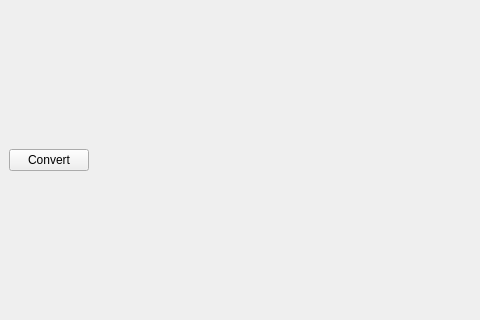
This is src/ui/main_dialog.ui in leomolokov/primiview as Qt 5 draws it before an edit; both pictures show x 0 to 480 and y 106 to 426 of the 679 by 535 pixel window. The edited form follows.
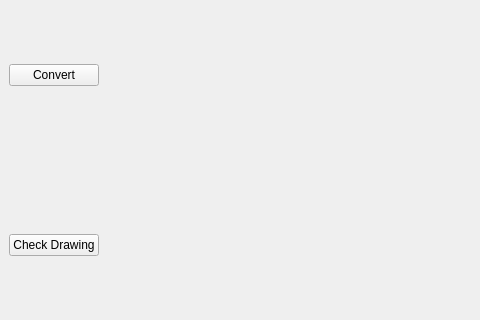
This is the edited form.

```diff
--- a/src/ui/main_dialog.ui
+++ b/src/ui/main_dialog.ui
@@ -32,6 +32,13 @@
           </property>
          </widget>
         </item>
+        <item>
+         <widget class="QPushButton" name="checkdrawingButton">
+          <property name="text">
+           <string>Check Drawing</string>
+          </property>
+         </widget>
+        </item>
        </layout>
       </item>
       <item>
```
